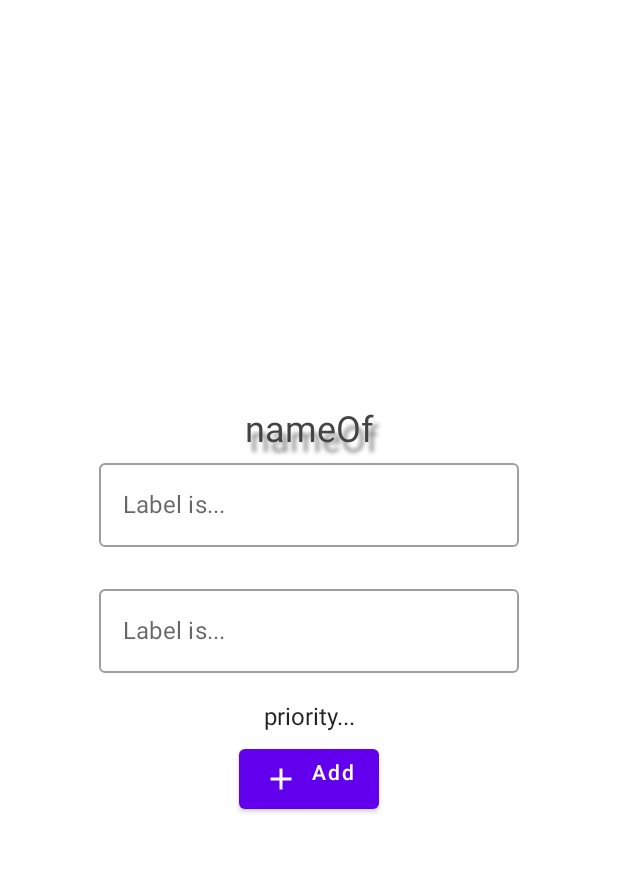
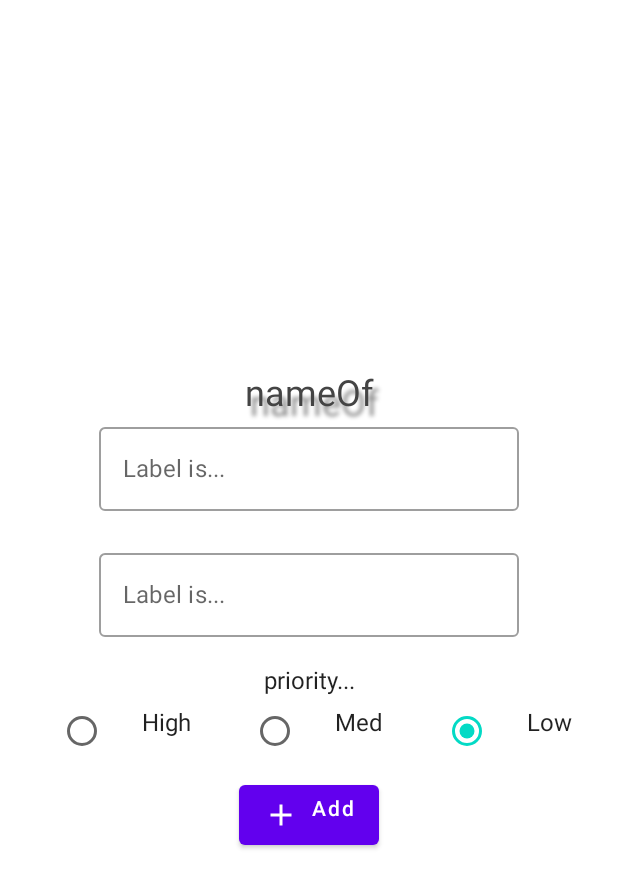
Before and after one commit to ba87688/Compose-Todo, an Android app built with Jetpack Compose: the composable ToDoAddToList shown on its own in the app's theme, after a tap on "Add", on a phone screen of 412 x 824 dp. Shown: the top 888 px of the screen. Run offline under Robolectric (Android 15) with nearby library versions, the phone set to English and light mode, and no system bars; our stand-ins replace Dagger/Hilt's generated code, Room's generated code; 2 statements that could not run were skipped; 3 other taps on this screen came first.

Commit message:
Fixing some issues and making it look prettier

```diff
--- a/app/src/main/java/com/example/composetodo/models/ToDoItem.kt
+++ b/app/src/main/java/com/example/composetodo/models/ToDoItem.kt
@@ -11,10 +11,12 @@ import kotlinx.parcelize.Parcelize
 @Parcelize
 @Entity(tableName = "todolist_table")
 data class ToDoItem(
-    var topPriority: Boolean = false,
+//    var topPriority: Boolean = false,
+    var topPriority: String = "low",
     @PrimaryKey
     var name:String,
-    var description:String
+    var description:String,
+    var done:Boolean
 ):Parcelable{
     override fun toString(): String {
         return Uri.encode(Gson().toJson(this))
--- a/app/src/main/java/com/example/composetodo/network/database/ToDoListDao.kt
+++ b/app/src/main/java/com/example/composetodo/network/database/ToDoListDao.kt
@@ -11,7 +11,7 @@ import kotlinx.coroutines.flow.Flow
 @Dao
 interface ToDoListDao {
 
-    @Insert(onConflict = OnConflictStrategy.IGNORE)
+    @Insert(onConflict = OnConflictStrategy.REPLACE)
     suspend fun insert(todoitel:ToDoItem)
 
 
--- a/app/src/main/java/com/example/composetodo/network/database/ToDoListDatabase.kt
+++ b/app/src/main/java/com/example/composetodo/network/database/ToDoListDatabase.kt
@@ -15,8 +15,6 @@ abstract class ToDoListDatabase: RoomDatabase() {
     companion object{
         @Volatile
         private var INSTANCE:ToDoListDatabase?= null
-
-
         fun getDatabase(context: Context):ToDoListDatabase{
             val tempInstance = INSTANCE
             if (tempInstance!=null){
--- a/app/src/main/java/com/example/composetodo/screens/ToDoAddToList.kt
+++ b/app/src/main/java/com/example/composetodo/screens/ToDoAddToList.kt
@@ -19,6 +19,7 @@ import androidx.compose.ui.unit.dp
 import androidx.compose.ui.unit.sp
 import androidx.hilt.navigation.compose.hiltViewModel
 import androidx.navigation.NavHostController
+import androidx.navigation.compose.rememberNavController
 import com.example.composetodo.models.ToDoItem
 import com.example.composetodo.navigation.Screens
 import com.example.composetodo.screens.screenelements.CustomDialog
@@ -74,6 +75,10 @@ fun ToDoAddToList(navController: NavHostController,
         Text(text = "priority...")
 
 
+        //add priority option shere.
+
+        var list = listOf("High", "Med", "Low")
+        RadioButtonSample(list)
 
 //        MyUI(radioOptions,selectedItem)
 
@@ -83,7 +88,7 @@ fun ToDoAddToList(navController: NavHostController,
                 val describeTask = descriptionText.text
 
 
-                val toDoItem = ToDoItem(false,name,describeTask)
+                val toDoItem = ToDoItem("low",name,describeTask,false)
                 mainViewModel.addToDoItem(toDoItem)
 
 
@@ -183,8 +188,42 @@ fun MyUI() {
 
 
 }
+@Composable
+fun RadioButtonSample(list:List<String>):String {
+    val radioOptions = list
+    val (selectedOption, onOptionSelected) = remember { mutableStateOf(radioOptions[1] ) }
+    Row {
+        radioOptions.forEach { text ->
+            Row(
+                Modifier
+                    .selectable(
+                        selected = (text == selectedOption),
+                        onClick = {
+                            onOptionSelected(text)
+                        }
+                    )
+                    .padding(horizontal = 16.dp)
+            ) {
+                RadioButton(
+                    selected = (text == selectedOption),
+                    onClick = { onOptionSelected(text) }
+                )
+                Text(
+                    text = text,
+                    style = MaterialTheme.typography.body1.merge(),
+                    modifier = Modifier.padding(start = 16.dp, top = 9.dp)
+                )
+            }
+        }
+    }
+    return ""
+}
+
+
 @Preview(showBackground = true)
 @Composable
 fun DefaultPreview() {
 
+
+
 }
```
Also changed, not shown: app/src/main/java/com/example/composetodo/MainActivity.kt (+40 -11 lines), app/src/main/java/com/example/composetodo/screens/HomeScreen.kt (+6 -7 lines), app/src/main/java/com/example/composetodo/screens/screenelements/ToDoCard.kt (+42 -20 lines), app/src/main/java/com/example/composetodo/viewmodels/ToDoListViewModel.kt (+10 -0 lines).
